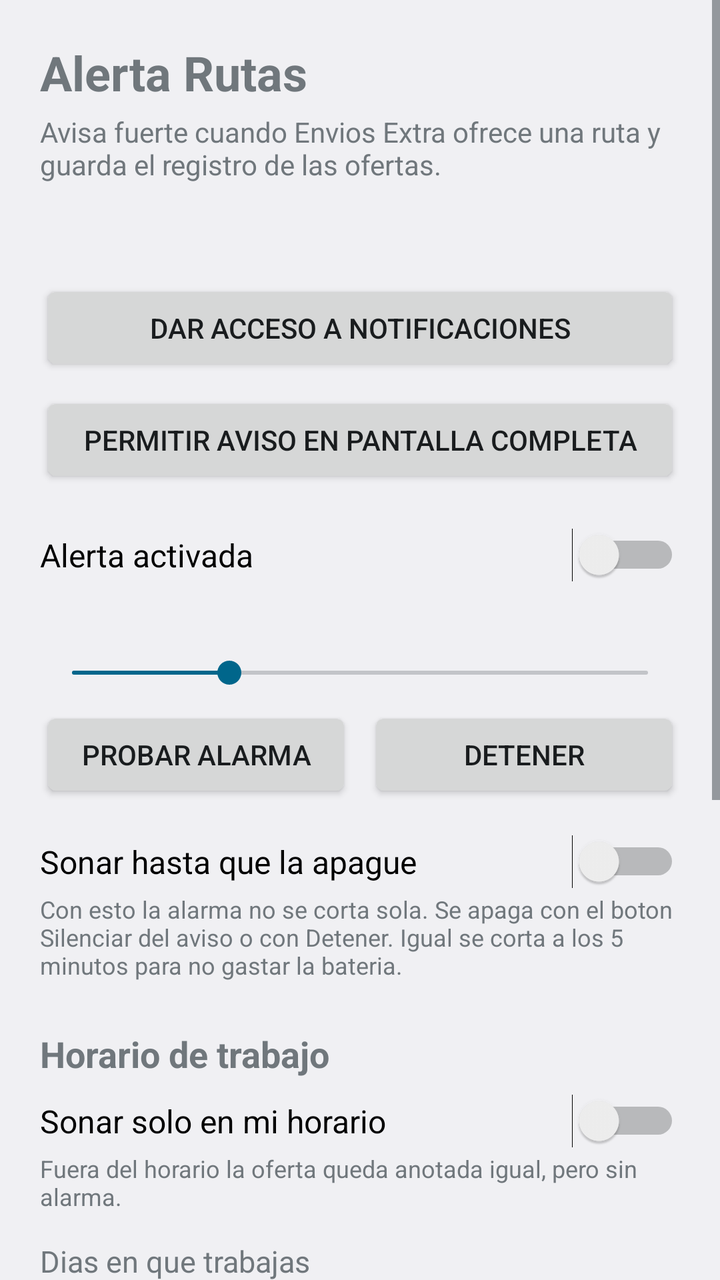
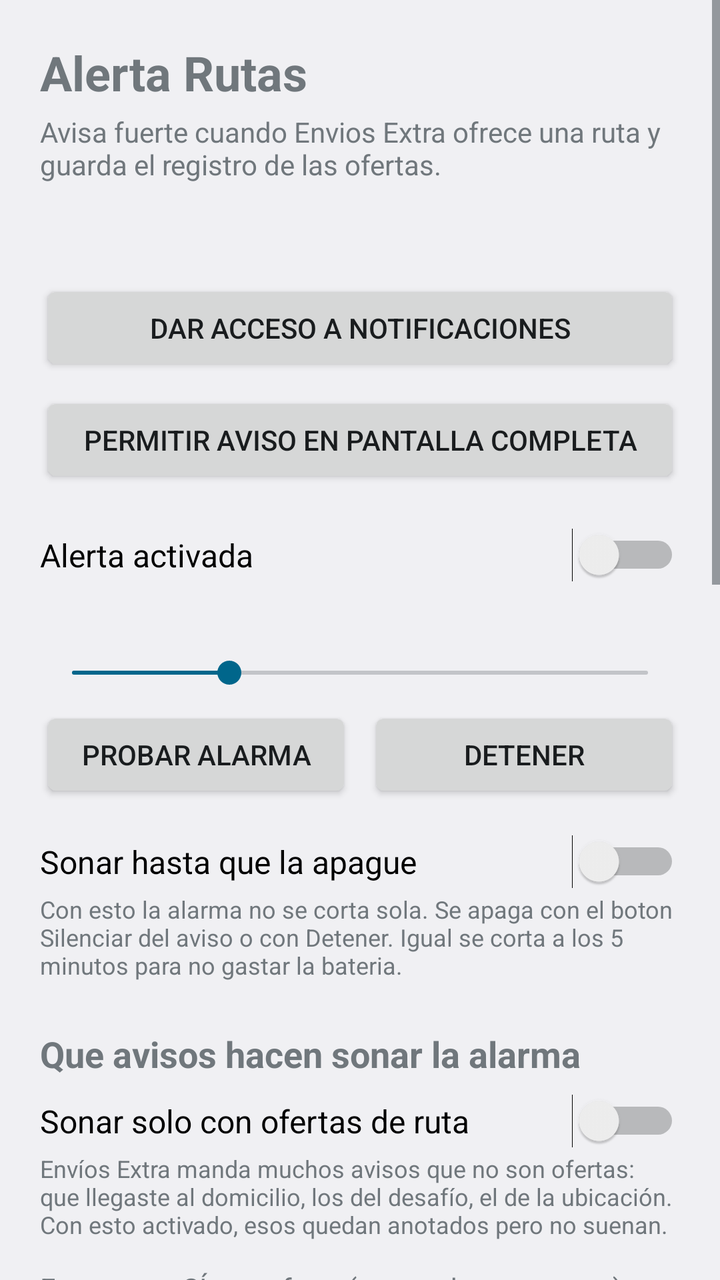

Screens rendered from an Android XML layout before and after an edit, with the pre-edit source and the edit as a unified diff.
<!-- AndroidManifest.xml: application theme android:Theme.DeviceDefault.DayNight -->
<!-- res/layout/activity_main.xml -->
<?xml version="1.0" encoding="utf-8"?>
<ScrollView xmlns:android="http://schemas.android.com/apk/res/android"
    android:layout_width="match_parent"
    android:layout_height="match_parent"
    android:fillViewport="true">

    <LinearLayout
        android:layout_width="match_parent"
        android:layout_height="wrap_content"
        android:orientation="vertical"
        android:padding="20dp">

        <TextView
            android:layout_width="match_parent"
            android:layout_height="wrap_content"
            android:text="@string/app_name"
            android:textSize="24sp"
            android:textStyle="bold" />

        <TextView
            android:layout_width="match_parent"
            android:layout_height="wrap_content"
            android:layout_marginTop="4dp"
            android:text="@string/subtitulo"
            android:textSize="14sp" />

        <TextView
            android:id="@+id/tvEstado"
            android:layout_width="match_parent"
            android:layout_height="wrap_content"
            android:layout_marginTop="20dp"
            android:textSize="15sp"
            android:textStyle="bold" />

        <Button
            android:id="@+id/btnPermiso"
            android:layout_width="match_parent"
            android:layout_height="wrap_content"
            android:layout_marginTop="8dp"
            android:text="@string/dar_acceso" />

        <Button
            android:id="@+id/btnPantallaCompleta"
            android:layout_width="match_parent"
            android:layout_height="wrap_content"
            android:layout_marginTop="8dp"
            android:text="@string/permiso_pantalla_completa" />

        <Switch
            android:id="@+id/swAlerta"
            android:layout_width="match_parent"
            android:layout_height="wrap_content"
            android:layout_marginTop="20dp"
            android:text="@string/alerta_activada"
            android:textSize="16sp" />

        <TextView
            android:id="@+id/tvSegundos"
            android:layout_width="match_parent"
            android:layout_height="wrap_content"
            android:layout_marginTop="16dp"
            android:textSize="15sp" />

        <SeekBar
            android:id="@+id/sbSegundos"
            android:layout_width="match_parent"
            android:layout_height="wrap_content"
            android:max="55"
            android:progress="15" />

        <LinearLayout
            android:layout_width="match_parent"
            android:layout_height="wrap_content"
            android:layout_marginTop="8dp"
            android:orientation="horizontal">

            <Button
                android:id="@+id/btnProbar"
                android:layout_width="0dp"
                android:layout_height="wrap_content"
                android:layout_weight="1"
                android:text="@string/probar" />

            <Button
                android:id="@+id/btnDetener"
                android:layout_width="0dp"
                android:layout_height="wrap_content"
                android:layout_marginStart="8dp"
                android:layout_weight="1"
                android:text="@string/detener" />
        </LinearLayout>

        <Switch
            android:id="@+id/swSinLimite"
            android:layout_width="match_parent"
            android:layout_height="wrap_content"
            android:layout_marginTop="16dp"
            android:text="@string/sin_limite"
            android:textSize="16sp" />

        <TextView
            android:layout_width="match_parent"
            android:layout_height="wrap_content"
            android:layout_marginTop="2dp"
            android:text="@string/sin_limite_ayuda"
            android:textSize="12sp" />

        <TextView
            android:layout_width="match_parent"
            android:layout_height="wrap_content"
            android:layout_marginTop="24dp"
            android:text="@string/horario_titulo"
            android:textSize="18sp"
            android:textStyle="bold" />

        <Switch
            android:id="@+id/swHorario"
            android:layout_width="match_parent"
            android:layout_height="wrap_content"
            android:layout_marginTop="8dp"
            android:text="@string/horario_activado"
            android:textSize="16sp" />

        <TextView
            android:layout_width="match_parent"
            android:layout_height="wrap_content"
            android:layout_marginTop="2dp"
            android:text="@string/horario_ayuda"
            android:textSize="12sp" />

        <TextView
            android:layout_width="match_parent"
            android:layout_height="wrap_content"
            android:layout_marginTop="14dp"
            android:text="@string/dias_titulo"
            android:textSize="15sp" />

        <LinearLayout
            android:id="@+id/filaDias"
            android:layout_width="match_parent"
            android:layout_height="wrap_content"
            android:layout_marginTop="6dp"
            android:orientation="horizontal">

            <ToggleButton
                android:id="@+id/tbLun"
                android:layout_width="0dp"
                android:layout_height="wrap_content"
                android:layout_weight="1"
                android:minWidth="0dp"
                android:paddingStart="0dp"
                android:paddingEnd="0dp"
                android:textOff="@string/dia_lun"
                android:textOn="@string/dia_lun"
                android:textSize="13sp" />

            <ToggleButton
                android:id="@+id/tbMar"
                android:layout_width="0dp"
                android:layout_height="wrap_content"
                android:layout_weight="1"
                android:minWidth="0dp"
                android:paddingStart="0dp"
                android:paddingEnd="0dp"
                android:textOff="@string/dia_mar"
                android:textOn="@string/dia_mar"
                android:textSize="13sp" />

            <ToggleButton
                android:id="@+id/tbMie"
                android:layout_width="0dp"
                android:layout_height="wrap_content"
                android:layout_weight="1"
                android:minWidth="0dp"
                android:paddingStart="0dp"
                android:paddingEnd="0dp"
                android:textOff="@string/dia_mie"
                android:textOn="@string/dia_mie"
                android:textSize="13sp" />

            <ToggleButton
                android:id="@+id/tbJue"
                android:layout_width="0dp"
                android:layout_height="wrap_content"
                android:layout_weight="1"
                android:minWidth="0dp"
                android:paddingStart="0dp"
                android:paddingEnd="0dp"
                android:textOff="@string/dia_jue"
                android:textOn="@string/dia_jue"
                android:textSize="13sp" />

            <ToggleButton
                android:id="@+id/tbVie"
                android:layout_width="0dp"
                android:layout_height="wrap_content"
                android:layout_weight="1"
                android:minWidth="0dp"
                android:paddingStart="0dp"
                android:paddingEnd="0dp"
                android:textOff="@string/dia_vie"
                android:textOn="@string/dia_vie"
                android:textSize="13sp" />

            <ToggleButton
                android:id="@+id/tbSab"
                android:layout_width="0dp"
                android:layout_height="wrap_content"
                android:layout_weight="1"
                android:minWidth="0dp"
                android:paddingStart="0dp"
                android:paddingEnd="0dp"
                android:textOff="@string/dia_sab"
                android:textOn="@string/dia_sab"
                android:textSize="13sp" />

            <ToggleButton
                android:id="@+id/tbDom"
                android:layout_width="0dp"
                android:layout_height="wrap_content"
                android:layout_weight="1"
                android:minWidth="0dp"
                android:paddingStart="0dp"
                android:paddingEnd="0dp"
                android:textOff="@string/dia_dom"
                android:textOn="@string/dia_dom"
                android:textSize="13sp" />
        </LinearLayout>

        <LinearLayout
            android:layout_width="match_parent"
            android:layout_height="wrap_content"
            android:layout_marginTop="8dp"
            android:orientation="horizontal">

            <Button
                android:id="@+id/btnDesde"
                android:layout_width="0dp"
                android:layout_height="wrap_content"
                android:layout_weight="1" />

            <Button
                android:id="@+id/btnHasta"
                android:layout_width="0dp"
                android:layout_height="wrap_content"
                android:layout_marginStart="8dp"
                android:layout_weight="1" />
        </LinearLayout>

        <TextView
            android:layout_width="match_parent"
            android:layout_height="wrap_content"
            android:layout_marginTop="24dp"
            android:text="@string/registro_titulo"
            android:textSize="18sp"
            android:textStyle="bold" />

        <TextView
            android:id="@+id/tvRegistro"
            android:layout_width="match_parent"
            android:layout_height="wrap_content"
            android:layout_marginTop="8dp"
            android:textIsSelectable="true"
            android:textSize="14sp" />

        <LinearLayout
            android:layout_width="match_parent"
            android:layout_height="wrap_content"
            android:layout_marginTop="12dp"
            android:orientation="horizontal">

            <Button
                android:id="@+id/btnCompartir"
                android:layout_width="0dp"
                android:layout_height="wrap_content"
                android:layout_weight="1"
                android:text="@string/compartir" />

            <Button
                android:id="@+id/btnBorrar"
                android:layout_width="0dp"
                android:layout_height="wrap_content"
                android:layout_marginStart="8dp"
                android:layout_weight="1"
                android:text="@string/borrar" />
        </LinearLayout>

        <Button
            android:id="@+id/btnRespaldo"
            android:layout_width="match_parent"
            android:layout_height="wrap_content"
            android:layout_marginTop="8dp"
            android:text="@string/respaldar" />

        <TextView
            android:layout_width="match_parent"
            android:layout_height="wrap_content"
            android:layout_marginTop="24dp"
            android:text="@string/nota_legal"
            android:textSize="12sp" />

    </LinearLayout>
</ScrollView>
<!-- resources referenced by this layout -->
<resources>
  <string name="alerta_activada">Alerta activada</string>
  <string name="app_name">Alerta Rutas</string>
  <string name="borrar">Borrar registro</string>
  <string name="compartir">Compartir registro</string>
  <string name="dar_acceso">Dar acceso a notificaciones</string>
  <string name="detener">Detener</string>
  <string name="dia_dom">D</string>
  <string name="dia_jue">J</string>
  <string name="dia_lun">L</string>
  <string name="dia_mar">M</string>
  <string name="dia_mie">M</string>
  <string name="dia_sab">S</string>
  <string name="dia_vie">V</string>
  <string name="dias_titulo">Dias en que trabajas</string>
  <string name="horario_activado">Sonar solo en mi horario</string>
  <string name="horario_ayuda">Fuera del horario la oferta queda anotada igual, pero sin alarma.</string>
  <string name="horario_titulo">Horario de trabajo</string>
  <string name="nota_legal">Esta app solo avisa, abre Envios Extra y anota. No acepta rutas por ti: aceptar siempre lo haces tu, a mano.</string>
  <string name="permiso_pantalla_completa">Permitir aviso en pantalla completa</string>
  <string name="probar">Probar alarma</string>
  <string name="registro_titulo">Ofertas recibidas</string>
  <string name="respaldar">Respaldar en Descargas</string>
  <string name="sin_limite">Sonar hasta que la apague</string>
  <string name="sin_limite_ayuda">Con esto la alarma no se corta sola. Se apaga con el boton Silenciar del aviso o con Detener. Igual se corta a los 5 minutos para no gastar la bateria.</string>
  <string name="subtitulo">Avisa fuerte cuando Envios Extra ofrece una ruta y guarda el registro de las ofertas.</string>
</resources>

<!-- the commit's change to res/layout/activity_main.xml (unified diff, before → after) -->
@@ -109,6 +109,81 @@
             android:layout_width="match_parent"
             android:layout_height="wrap_content"
             android:layout_marginTop="24dp"
+            android:text="@string/filtro_titulo"
+            android:textSize="18sp"
+            android:textStyle="bold" />
+
+        <Switch
+            android:id="@+id/swSoloOfertas"
+            android:layout_width="match_parent"
+            android:layout_height="wrap_content"
+            android:layout_marginTop="8dp"
+            android:text="@string/solo_ofertas"
+            android:textSize="16sp" />
+
+        <TextView
+            android:layout_width="match_parent"
+            android:layout_height="wrap_content"
+            android:layout_marginTop="2dp"
+            android:text="@string/solo_ofertas_ayuda"
+            android:textSize="12sp" />
+
+        <TextView
+            android:layout_width="match_parent"
+            android:layout_height="wrap_content"
+            android:layout_marginTop="14dp"
+            android:text="@string/palabras_oferta_titulo"
+            android:textSize="14sp" />
+
+        <EditText
+            android:id="@+id/etPalabrasOferta"
+            android:layout_width="match_parent"
+            android:layout_height="wrap_content"
+            android:inputType="textMultiLine"
+            android:minLines="2"
+            android:textSize="14sp" />
+
+        <TextView
+            android:layout_width="match_parent"
+            android:layout_height="wrap_content"
+            android:layout_marginTop="12dp"
+            android:text="@string/palabras_ignorar_titulo"
+            android:textSize="14sp" />
+
+        <EditText
+            android:id="@+id/etPalabrasIgnorar"
+            android:layout_width="match_parent"
+            android:layout_height="wrap_content"
+            android:inputType="textMultiLine"
+            android:minLines="3"
+            android:textSize="14sp" />
+
+        <LinearLayout
+            android:layout_width="match_parent"
+            android:layout_height="wrap_content"
+            android:layout_marginTop="8dp"
+            android:orientation="horizontal">
+
+            <Button
+                android:id="@+id/btnGuardarFiltros"
+                android:layout_width="0dp"
+                android:layout_height="wrap_content"
+                android:layout_weight="1"
+                android:text="@string/guardar_filtros" />
+
+            <Button
+                android:id="@+id/btnRestaurarFiltros"
+                android:layout_width="0dp"
+                android:layout_height="wrap_content"
+                android:layout_marginStart="8dp"
+                android:layout_weight="1"
+                android:text="@string/restaurar_filtros" />
+        </LinearLayout>
+
+        <TextView
+            android:layout_width="match_parent"
+            android:layout_height="wrap_content"
+            android:layout_marginTop="24dp"
             android:text="@string/horario_titulo"
             android:textSize="18sp"
             android:textStyle="bold" />
<!-- resource entries referenced after the edit -->
@@ -14,16 +14,23 @@
   <string name="dia_sab">S</string>
   <string name="dia_vie">V</string>
   <string name="dias_titulo">Dias en que trabajas</string>
+  <string name="filtro_titulo">Que avisos hacen sonar la alarma</string>
+  <string name="guardar_filtros">Guardar frases</string>
   <string name="horario_activado">Sonar solo en mi horario</string>
   <string name="horario_ayuda">Fuera del horario la oferta queda anotada igual, pero sin alarma.</string>
   <string name="horario_titulo">Horario de trabajo</string>
   <string name="nota_legal">Esta app solo avisa, abre Envios Extra y anota. No acepta rutas por ti: aceptar siempre lo haces tu, a mano.</string>
+  <string name="palabras_ignorar_titulo">Frases que NO son oferta (separadas por coma)</string>
+  <string name="palabras_oferta_titulo">Frases que SÍ son oferta (separadas por coma)</string>
   <string name="permiso_pantalla_completa">Permitir aviso en pantalla completa</string>
   <string name="probar">Probar alarma</string>
   <string name="registro_titulo">Ofertas recibidas</string>
   <string name="respaldar">Respaldar en Descargas</string>
+  <string name="restaurar_filtros">Volver a las de fábrica</string>
   <string name="sin_limite">Sonar hasta que la apague</string>
   <string name="sin_limite_ayuda">Con esto la alarma no se corta sola. Se apaga con el boton Silenciar del aviso o con Detener. Igual se corta a los 5 minutos para no gastar la bateria.</string>
+  <string name="solo_ofertas">Sonar solo con ofertas de ruta</string>
+  <string name="solo_ofertas_ayuda">Envíos Extra manda muchos avisos que no son ofertas: que llegaste al domicilio, los del desafío, el de la ubicación. Con esto activado, esos quedan anotados pero no suenan.</string>
   <string name="subtitulo">Avisa fuerte cuando Envios Extra ofrece una ruta y guarda el registro de las ofertas.</string>
 </resources>
 
